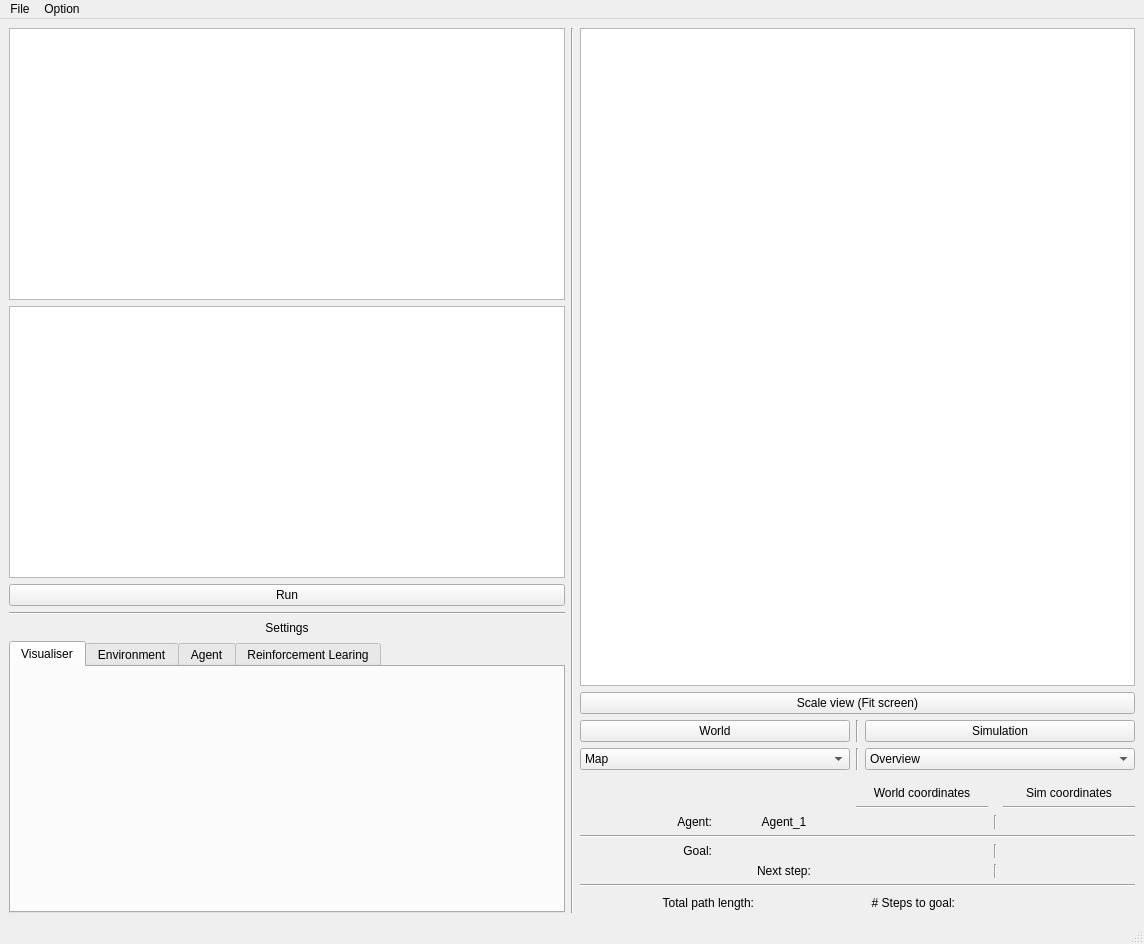
The window that RSAI_Engine/GUI/Layouts/Layout_2.ui (vguillet/RSAI_Engine) describes before a commit, drawn with Qt 5.
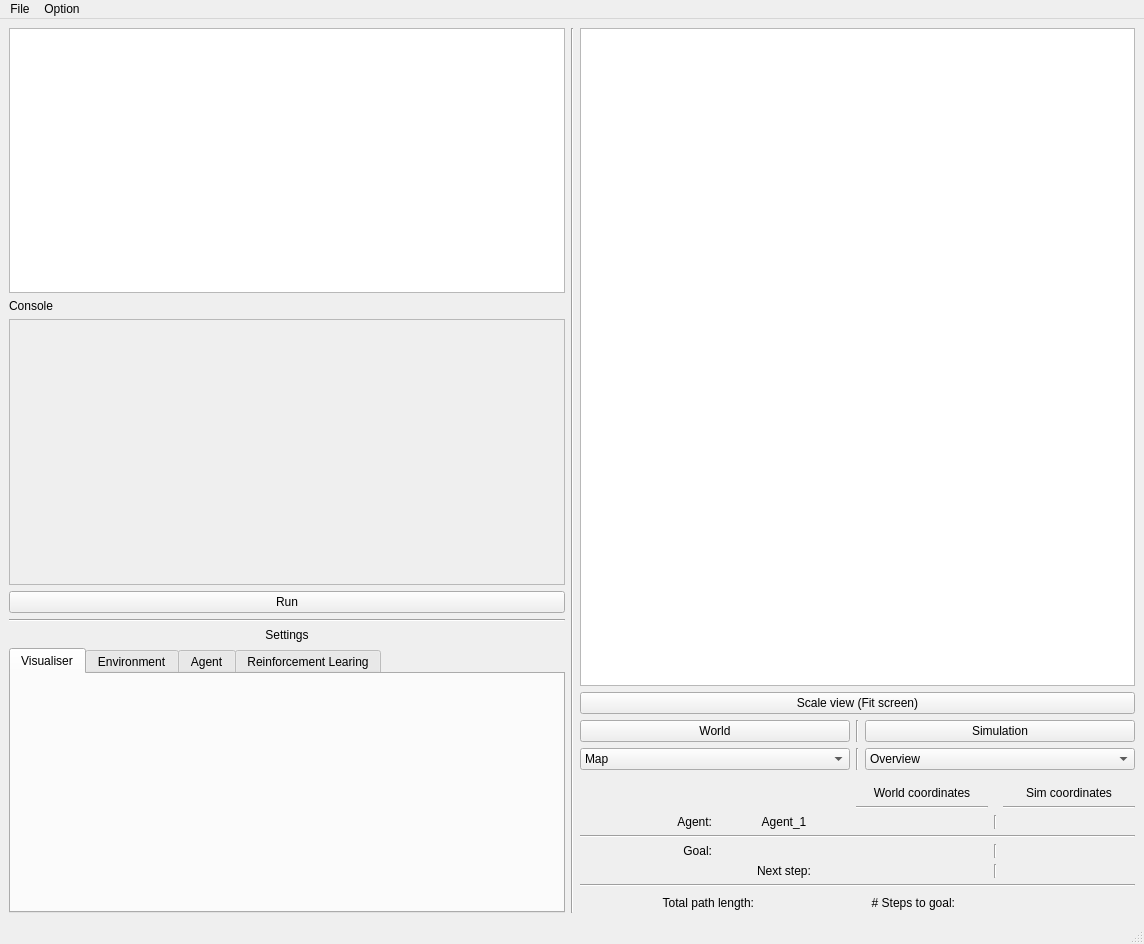
The same window after the commit.

Commit message: Created gui console

Diff of the .ui file:
```diff
--- a/RSAI_Engine/GUI/Layouts/Layout_2.ui
+++ b/RSAI_Engine/GUI/Layouts/Layout_2.ui
@@ -29,7 +29,40 @@
          <widget class="QGraphicsView" name="game_view"/>
         </item>
         <item>
-         <widget class="QTextEdit" name="console_output"/>
+         <widget class="QLabel" name="label_12">
+          <property name="text">
+           <string>Console</string>
+          </property>
+         </widget>
+        </item>
+        <item>
+         <widget class="QScrollArea" name="scrollArea">
+          <property name="widgetResizable">
+           <bool>true</bool>
+          </property>
+          <widget class="QWidget" name="scrollAreaWidgetContents_3">
+           <property name="geometry">
+            <rect>
+             <x>0</x>
+             <y>0</y>
+             <width>550</width>
+             <height>263</height>
+            </rect>
+           </property>
+           <layout class="QHBoxLayout" name="horizontalLayout_5">
+            <item>
+             <widget class="QLabel" name="console_output">
+              <property name="text">
+               <string/>
+              </property>
+              <property name="alignment">
+               <set>Qt::AlignLeading|Qt::AlignLeft|Qt::AlignTop</set>
+              </property>
+             </widget>
+            </item>
+           </layout>
+          </widget>
+         </widget>
         </item>
         <item>
          <widget class="QPushButton" name="run_button">
```
The commit also changes 3 other files.
